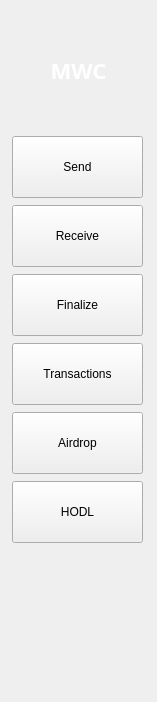
Above: core_desktop/mwctoolbar.ui from 0xkobe/mwc-wallet before the change. Below: the same form after it.
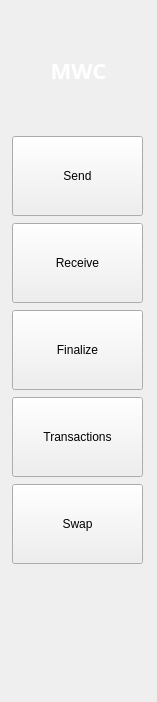
That is the form after the change. Icons and pictures are not drawn.

The edit to the form file:
```diff
--- a/core_desktop/mwctoolbar.ui
+++ b/core_desktop/mwctoolbar.ui
@@ -193,13 +193,13 @@
        <property name="minimumSize">
         <size>
          <width>131</width>
-         <height>62</height>
+         <height>80</height>
         </size>
        </property>
        <property name="maximumSize">
         <size>
          <width>131</width>
-         <height>62</height>
+         <height>80</height>
         </size>
        </property>
        <property name="cursor">
@@ -221,7 +221,7 @@
        <property name="iconSize">
         <size>
          <width>45</width>
-         <height>18</height>
+         <height>29</height>
         </size>
        </property>
        <property name="checkable">
@@ -240,13 +240,13 @@
        <property name="minimumSize">
         <size>
          <width>131</width>
-         <height>62</height>
+         <height>80</height>
         </size>
        </property>
        <property name="maximumSize">
         <size>
          <width>131</width>
-         <height>62</height>
+         <height>80</height>
         </size>
        </property>
        <property name="cursor">
@@ -268,7 +268,7 @@
        <property name="iconSize">
         <size>
          <width>45</width>
-         <height>18</height>
+         <height>29</height>
         </size>
        </property>
        <property name="checkable">
@@ -287,13 +287,13 @@
        <property name="minimumSize">
         <size>
          <width>131</width>
-         <height>62</height>
+         <height>80</height>
         </size>
        </property>
        <property name="maximumSize">
         <size>
          <width>131</width>
-         <height>62</height>
+         <height>80</height>
         </size>
        </property>
        <property name="cursor">
@@ -315,7 +315,7 @@
        <property name="iconSize">
         <size>
          <width>45</width>
-         <height>18</height>
+         <height>29</height>
         </size>
        </property>
        <property name="checkable">
@@ -334,13 +334,13 @@
        <property name="minimumSize">
         <size>
          <width>131</width>
-         <height>62</height>
+         <height>80</height>
         </size>
        </property>
        <property name="maximumSize">
         <size>
          <width>131</width>
-         <height>62</height>
+         <height>80</height>
         </size>
        </property>
        <property name="cursor">
@@ -362,7 +362,7 @@
        <property name="iconSize">
         <size>
          <width>45</width>
-         <height>18</height>
+         <height>29</height>
         </size>
        </property>
        <property name="checkable">
@@ -381,13 +381,13 @@
        <property name="minimumSize">
         <size>
          <width>131</width>
-         <height>62</height>
+         <height>80</height>
         </size>
        </property>
        <property name="maximumSize">
         <size>
          <width>131</width>
-         <height>62</height>
+         <height>80</height>
         </size>
        </property>
        <property name="cursor">
@@ -400,7 +400,7 @@
         <string>Click here to claim your MWC from the Airdrop</string>
        </property>
        <property name="text">
-        <string notr="true">Airdrop</string>
+        <string notr="true">Swap</string>
        </property>
        <property name="icon">
         <iconset>
@@ -410,54 +410,7 @@
        <property name="iconSize">
         <size>
          <width>45</width>
-         <height>18</height>
-        </size>
-       </property>
-       <property name="checkable">
-        <bool>true</bool>
-       </property>
-       <property name="toolButtonStyle">
-        <enum>Qt::ToolButtonTextUnderIcon</enum>
-       </property>
-       <property name="autoRaise">
-        <bool>false</bool>
-       </property>
-      </widget>
-     </item>
-     <item>
-      <widget class="QToolButton" name="hodlToolButton">
-       <property name="minimumSize">
-        <size>
-         <width>131</width>
-         <height>62</height>
-        </size>
-       </property>
-       <property name="maximumSize">
-        <size>
-         <width>131</width>
-         <height>62</height>
-        </size>
-       </property>
-       <property name="cursor">
-        <cursorShape>PointingHandCursor</cursorShape>
-       </property>
-       <property name="focusPolicy">
-        <enum>Qt::TabFocus</enum>
-       </property>
-       <property name="toolTip">
-        <string>Click here to Register/Claim your coins from the HODL program</string>
-       </property>
-       <property name="text">
-        <string notr="true">HODL</string>
-       </property>
-       <property name="icon">
-        <iconset resource="../resources_desktop.qrc">
-         <normaloff>:/img/HODL@2x.svg</normaloff>:/img/HODL@2x.svg</iconset>
-       </property>
-       <property name="iconSize">
-        <size>
-         <width>45</width>
-         <height>18</height>
+         <height>29</height>
         </size>
        </property>
        <property name="checkable">
```
Left out of the diff: 6 changed lines with no effect on the pictures.
